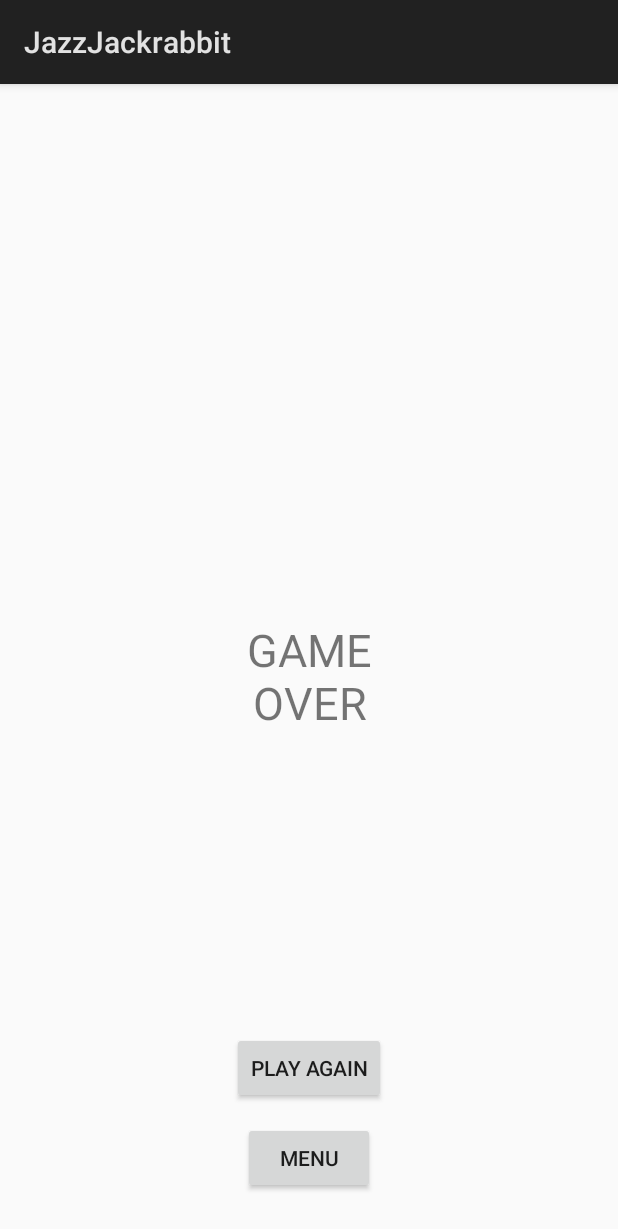
After one commit to mipetas/JazzJackrabbit2, an Android app: the GameOverActivity screen opened directly, with no data from a screen before it, on a phone screen of 412 x 824 dp. The commit adds this screen. Shown: the top 1229 px of the screen. Run offline under Robolectric (Android 15) with nearby library versions, the phone set to English and light mode, and no system bars.

Commit message:
Winnable, activities now works properly

```diff
--- a/app/build.gradle
+++ b/app/build.gradle
@@ -21,6 +21,7 @@ android {
 dependencies {
     implementation fileTree(dir: 'libs', include: ['*.jar'])
     implementation 'com.android.support.constraint:constraint-layout:1.1.3'
+    implementation 'com.android.support:appcompat-v7:28.0.0'
     testImplementation 'junit:junit:4.12'
     androidTestImplementation 'com.android.support.test:runner:1.0.2'
     androidTestImplementation 'com.android.support.test.espresso:espresso-core:3.0.2'
--- a/app/src/main/AndroidManifest.xml
+++ b/app/src/main/AndroidManifest.xml
@@ -19,7 +19,9 @@
             </intent-filter>
         </activity>
         <activity android:name=".PlayActivity" />
-        <activity android:name=".EditorActivity"></activity>
+        <activity android:name=".EditorActivity" />
+        <activity android:name=".GameOverActivity" />
+        <activity android:name=".WinActivity"></activity>
     </application>
 
 </manifest>
--- a/app/src/main/java/com/example/min0105/jazzjackrabbit/EditorSurface.java
+++ b/app/src/main/java/com/example/min0105/jazzjackrabbit/EditorSurface.java
@@ -17,6 +17,9 @@ public class EditorSurface extends SurfaceView implements SurfaceHolder.Callback
     private EditorThread editorThread;
 
     public final int BLOCK_SIZE = 100;
+
+    private boolean isRabbit = false;
+    private boolean isFinish = false;
 
     private Joystick joystick;
 
@@ -97,7 +100,7 @@ public class EditorSurface extends SurfaceView implements SurfaceHolder.Callback
             }catch(InterruptedException e)  {
                 e.printStackTrace();
             }
-            retry= true;
+            retry= false;
         }
     }
 
--- /dev/null
+++ b/app/src/main/java/com/example/min0105/jazzjackrabbit/GameOverActivity.java
@@ -0,0 +1,69 @@
+package com.example.min0105.jazzjackrabbit;
+
+import android.app.Activity;
+import android.content.Intent;
+import android.os.Bundle;
+import android.view.MotionEvent;
+import android.view.View;
+import android.widget.Button;
+import android.widget.TextView;
+
+public class GameOverActivity extends Activity {
+
+    private Button playAgain;
+    private Button menu;
+    private TextView text;
+
+
+    @Override
+    protected void onCreate(Bundle savedInstanceState) {
+        super.onCreate(savedInstanceState);
+        setContentView(R.layout.activity_game_over);
+
+        playAgain = findViewById(R.id.playAgainButton);
+        menu = findViewById(R.id.menuButton);
+        text = findViewById(R.id.gameOverText);
+
+        playAgain.setText("PLAY AGAIN");
+        menu.setText("MENU");
+        text.setText("GAME OVER");
+
+        playAgain.setOnTouchListener(playAgainTouchListener);
+        menu.setOnTouchListener(menuTouchListener);
+
+    }
+
+    Button.OnTouchListener menuTouchListener = new Button.OnTouchListener() {
+        @Override
+        public boolean onTouch(View v, MotionEvent event) {
+            switch(event.getAction())
+            {
+                case MotionEvent.ACTION_DOWN:
+                {
+                    Intent intent = new Intent(getApplicationContext(), MainActivity.class);
+                    startActivity(intent);
+                    break;
+                }
+
+            }
+            return false;
+        }
+    };
+    Button.OnTouchListener playAgainTouchListener = new Button.OnTouchListener() {
+        @Override
+        public boolean onTouch(View v, MotionEvent event) {
+            switch(event.getAction())
+            {
+                case MotionEvent.ACTION_DOWN:
+                {
+                    Intent intent = new Intent(getApplicationContext(), PlayActivity.class);
+                    startActivity(intent);
+                    break;
+                }
+
+            }
+            return false;
+        }
+    };
+
+}
--- /dev/null
+++ b/app/src/main/res/layout/activity_game_over.xml
@@ -0,0 +1,49 @@
+<?xml version="1.0" encoding="utf-8"?>
+<android.support.constraint.ConstraintLayout xmlns:android="http://schemas.android.com/apk/res/android"
+    xmlns:app="http://schemas.android.com/apk/res-auto"
+    xmlns:tools="http://schemas.android.com/tools"
+    android:layout_width="match_parent"
+    android:layout_height="match_parent"
+    tools:context=".GameOverActivity">
+
+    <Button
+        android:id="@+id/playAgainButton"
+        android:layout_width="wrap_content"
+        android:layout_height="wrap_content"
+        android:layout_marginStart="8dp"
+        android:layout_marginEnd="8dp"
+        android:layout_marginBottom="12dp"
+        android:text="Button"
+        app:layout_constraintBottom_toTopOf="@+id/menuButton"
+        app:layout_constraintEnd_toEndOf="parent"
+        app:layout_constraintStart_toStartOf="parent" />
+
+    <Button
+        android:id="@+id/menuButton"
+        android:layout_width="wrap_content"
+        android:layout_height="wrap_content"
+        android:layout_marginStart="8dp"
+        android:layout_marginEnd="8dp"
+        android:layout_marginBottom="28dp"
+        android:text="Button"
+        app:layout_constraintBottom_toBottomOf="parent"
+        app:layout_constraintEnd_toEndOf="parent"
+        app:layout_constraintStart_toStartOf="parent" />
+
+    <TextView
+        android:id="@+id/gameOverText"
+        android:layout_width="152dp"
+        android:layout_height="77dp"
+        android:layout_marginStart="8dp"
+        android:layout_marginTop="8dp"
+        android:layout_marginEnd="8dp"
+        android:layout_marginBottom="8dp"
+        android:gravity="center"
+        android:text="TextView"
+        android:textSize="30sp"
+        app:layout_constraintBottom_toTopOf="@+id/playAgainButton"
+        app:layout_constraintEnd_toEndOf="parent"
+        app:layout_constraintStart_toStartOf="parent"
+        app:layout_constraintTop_toTopOf="parent"
+        app:layout_constraintVertical_bias="0.646" />
+</android.support.constraint.ConstraintLayout>
```
Also changed, not shown: app/src/main/java/com/example/min0105/jazzjackrabbit/EditorActivity.java (+7 -0 lines), app/src/main/java/com/example/min0105/jazzjackrabbit/GameSurface.java (+15 -7 lines), app/src/main/java/com/example/min0105/jazzjackrabbit/PlayActivity.java (+24 -1 lines), app/src/main/java/com/example/min0105/jazzjackrabbit/Rabbit.java (+11 -9 lines), app/src/main/java/com/example/min0105/jazzjackrabbit/WinActivity.java (added, +69 -0 lines), app/src/main/res/layout/activity_win.xml (added, +49 -0 lines), app/src/main/res/drawable/heart.png.
